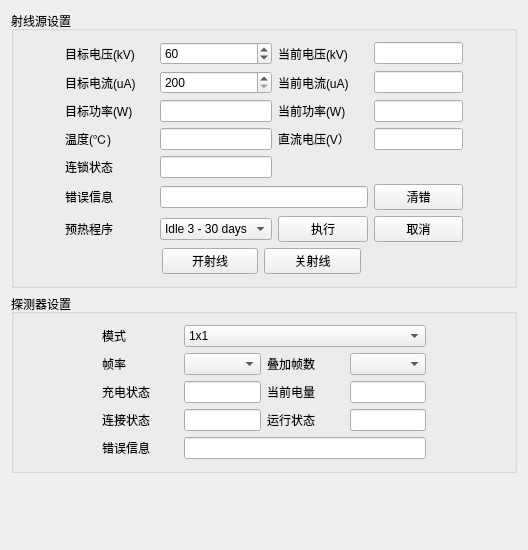
The window that RayimDR/UI/CommonConfigUI.ui (wangyunfu1996/RayimDR) describes before a commit, drawn with Qt 5.
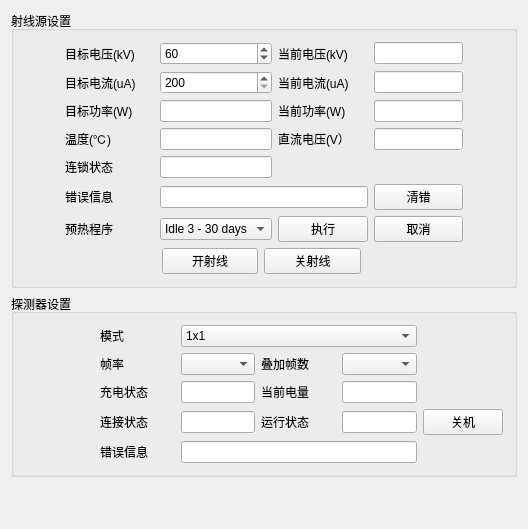
The same window after the commit. Custom widgets are drawn as their Qt base class.

Commit message: 增加探测器的关机功能；

The edit to the form file:
```diff
--- a/RayimDR/UI/CommonConfigUI.ui
+++ b/RayimDR/UI/CommonConfigUI.ui
@@ -7,7 +7,7 @@
     <x>0</x>
     <y>0</y>
     <width>528</width>
-    <height>550</height>
+    <height>529</height>
    </rect>
   </property>
   <property name="windowTitle">
@@ -387,6 +387,13 @@
         </property>
        </widget>
       </item>
+      <item row="4" column="5">
+       <widget class="ElaPushButton" name="pushButton_detShutDown">
+        <property name="text">
+         <string>关机</string>
+        </property>
+       </widget>
+      </item>
       <item row="5" column="2" colspan="3">
        <widget class="ElaLineEdit" name="lineEdit_detErr"/>
       </item>
```
The commit also changes 2 other files.
